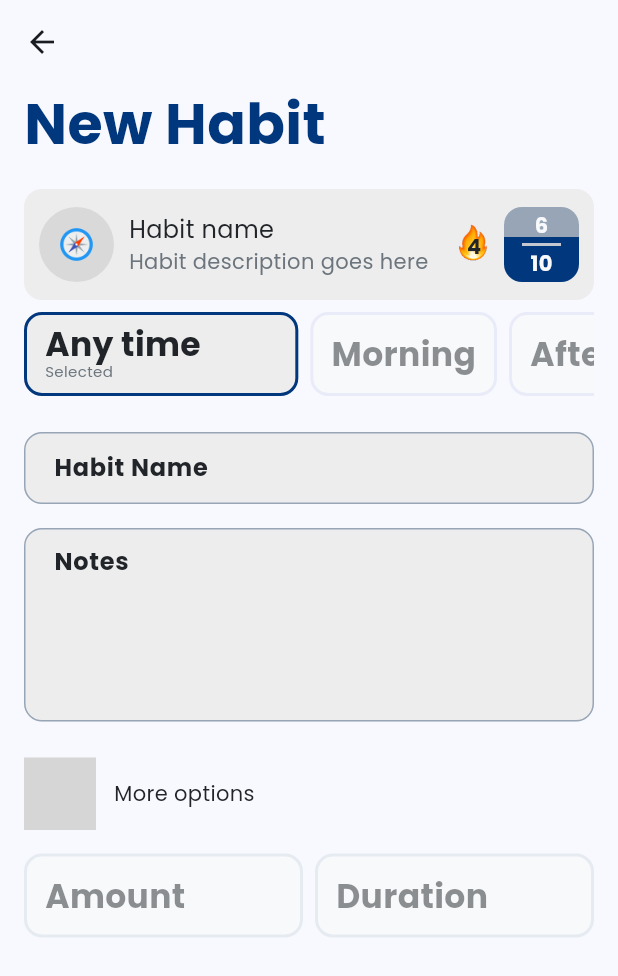
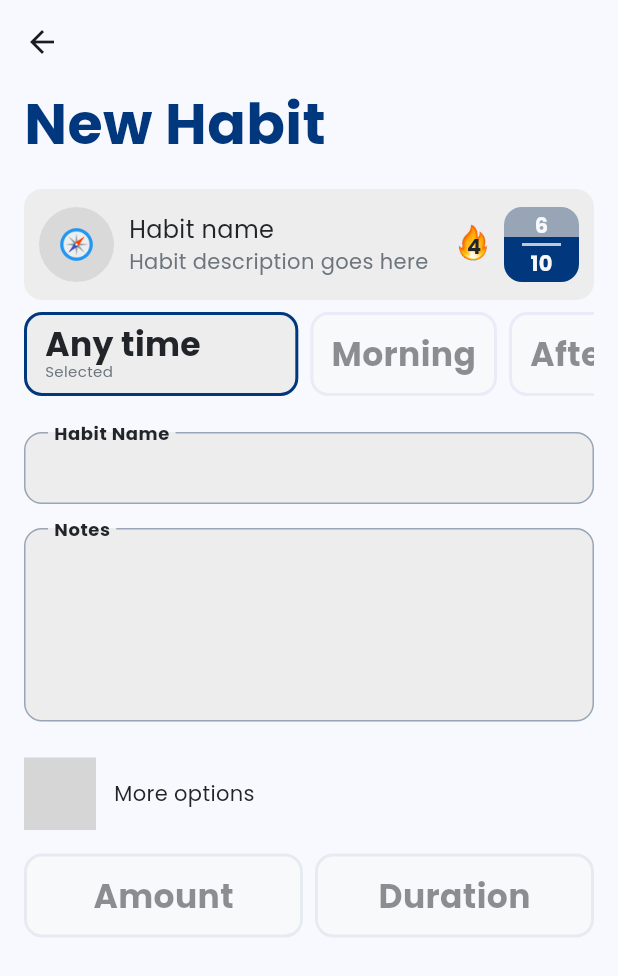
Before and after one commit to ashellz/habitt_v2, a Flutter app: the AddHabitPage screen opened directly, on a phone screen of 412 x 824 dp. Shown: the top 976 px of the screen. Run offline on Flutter 3.47's test engine with Material 3 defaults, Android fonts, the phone set to English and light mode, and no system bars; our stand-ins replace flutter_svg; generated files the repository leaves out were written again; grey boxes are pictures that could not be loaded.

Commit message:
habit type selection finished

```diff
--- a/lib/widgets/custom_text_field.dart
+++ b/lib/widgets/custom_text_field.dart
@@ -83,6 +83,7 @@ class CustomTextField extends StatelessWidget {
             fontWeight: FontWeight.bold,
             color: colorProvider.textColor,
           ),
+          floatingLabelBehavior: FloatingLabelBehavior.always,
           labelText: title,
         ),
       ),
--- a/lib/widgets/select_habit_type_widget.dart
+++ b/lib/widgets/select_habit_type_widget.dart
@@ -1,6 +1,5 @@
 import 'package:flutter/material.dart';
 import 'package:flutter_gen/gen_l10n/app_localizations.dart';
-import 'package:flutter_svg/svg.dart';
 import 'package:habitt/providers/color_provider.dart';
 import 'package:provider/provider.dart';
 
@@ -27,16 +26,18 @@ class SelectHabitTypeWidget extends StatelessWidget {
     final double screenWidth = MediaQuery.of(context).size.width - 40;
 
     return GestureDetector(
+      // Used for selecting the widget
       onTap: onTap,
       child: Padding(
         padding: EdgeInsets.only(right: type == HabitType.amount ? 8 : 0),
         child: AnimatedContainer(
           width:
+              // Only works when in a row with one more of this widget
               selectedType == HabitType.none
                   ? screenWidth / 2
                   : isSelected
-                  ? screenWidth / 1.5
-                  : screenWidth / 3,
+                  ? screenWidth / 1.75
+                  : screenWidth / 2.35,
           duration: const Duration(milliseconds: 150),
           curve: Curves.decelerate,
           decoration: BoxDecoration(
@@ -57,7 +58,9 @@ class SelectHabitTypeWidget extends StatelessWidget {
           height: 56,
           child: Row(
             children: [
-              Column(
+              // Expanded used for alignment
+              Expanded(
+                child: Column(
                   crossAxisAlignment: CrossAxisAlignment.start,
                   mainAxisAlignment: MainAxisAlignment.center,
                   children: [
@@ -65,10 +68,11 @@ class SelectHabitTypeWidget extends StatelessWidget {
                       duration: const Duration(milliseconds: 150),
                       curve: Curves.decelerate,
                       alignment:
-                        isSelected ? Alignment.center : Alignment.centerLeft,
+                          isSelected ? Alignment.centerLeft : Alignment.center,
                       child: AnimatedOpacity(
                         duration: const Duration(milliseconds: 150),
                         opacity: isSelected ? 1.0 : 0.5,
+                        child: FittedBox(
                           child: Text(
                             type == HabitType.amount
                                 ? localizations.amount
@@ -77,6 +81,7 @@ class SelectHabitTypeWidget extends StatelessWidget {
                               fontSize: 22,
                               fontWeight: FontWeight.bold,
                               height: 1,
+                            ),
                           ),
                         ),
                       ),
@@ -97,8 +102,9 @@ class SelectHabitTypeWidget extends StatelessWidget {
                     ),
                   ],
                 ),
-              Spacer(),
+              ),
               AnimatedContainer(
+                width: isSelected ? 40 : 0,
                 duration: const Duration(milliseconds: 150),
                 curve: Curves.decelerate,
                 child: AnimatedOpacity(
```
Lines whose indentation alone changed are shown as unchanged.
